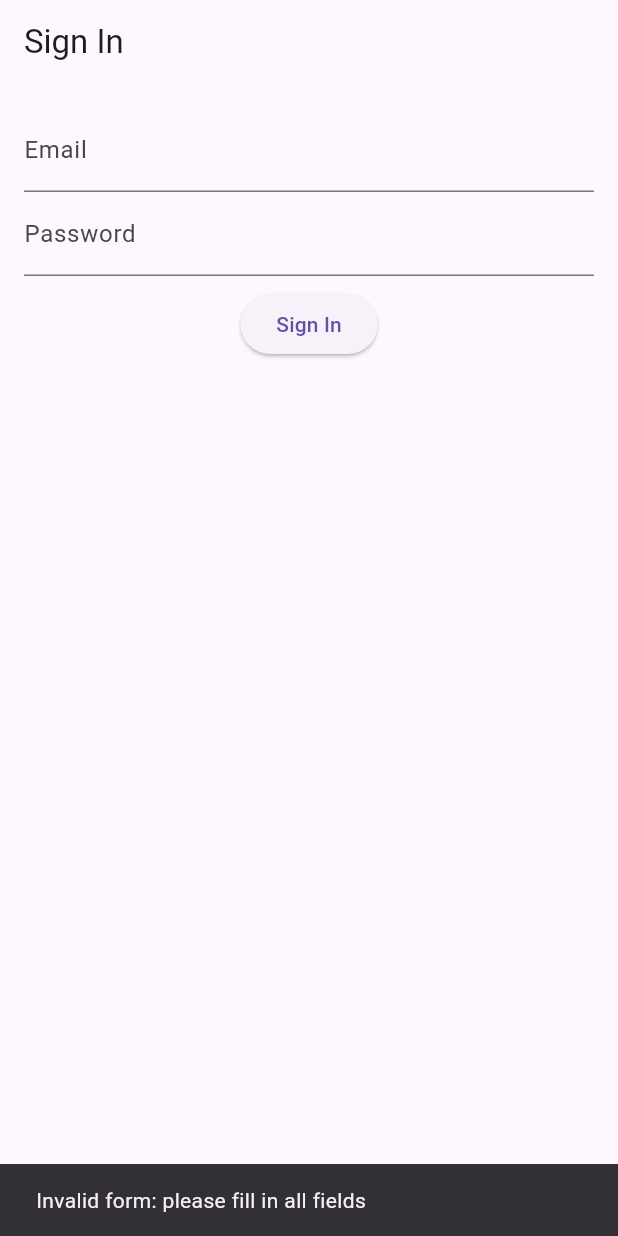
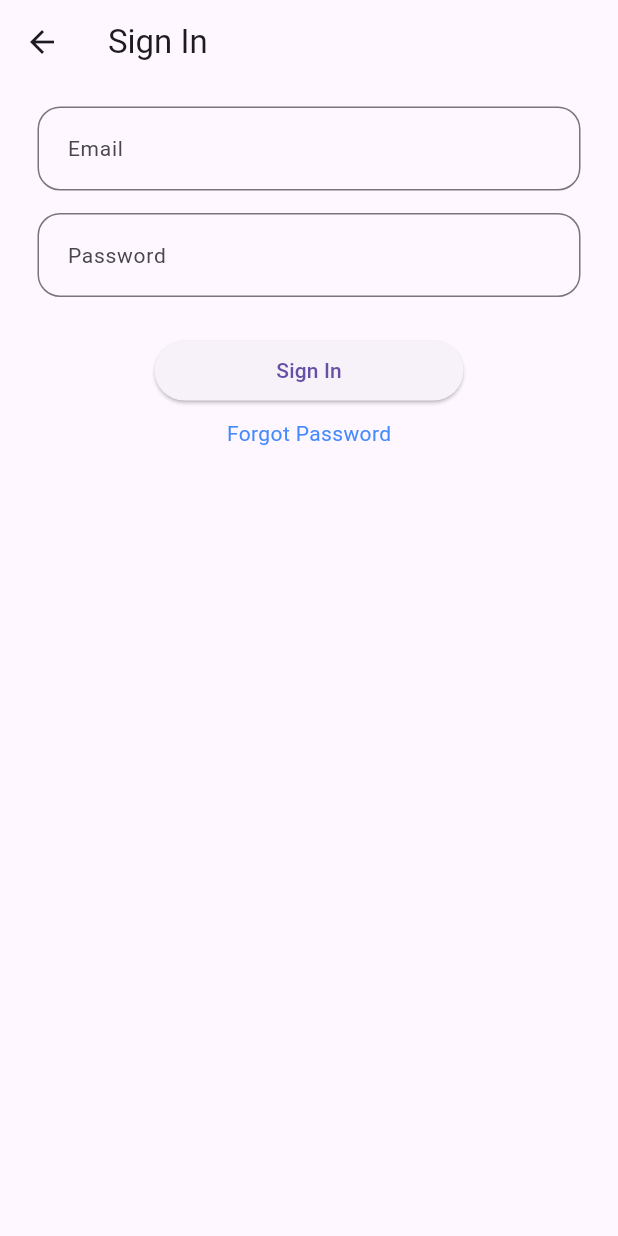
Before and after one commit to launchtec/satesocial-V1.0.0, a Flutter app: the screen it shows after launch, after a tap on "Sign In", on a phone screen of 412 x 824 dp. Run offline on Flutter 3.47's test engine with Material 2 defaults, Android fonts, the phone set to English and light mode, and no system bars; our stand-ins replace bloc, built_value, cloud_firestore, dropdown_button2, equatable, firebase_auth and 4 more; accounts and stored records are empty; generated files the repository leaves out were written again.

Commit message:
Auth part

```diff
--- /dev/null
+++ b/lib/core/route/route_helper.dart
@@ -0,0 +1,22 @@
+import 'package:get/get_navigation/src/routes/get_route.dart';
+import 'package:sate_social/features/auth/presentation/screens/sign_in_screen.dart';
+import 'package:sate_social/features/auth/presentation/screens/welcome_screen.dart';
+
+import '../../features/auth/presentation/screens/sign_up_screen.dart';
+
+class RouteHelper {
+  static const String welcome = '/welcome';
+  static const String signIn = '/sign-in';
+  static const String signUp = '/sign-up';
+
+  static String getWelcomeRoute() => welcome;
+  static String getSignInRoute() => signIn;
+  static String getSignUpRoute() => signUp;
+
+  static List<GetPage> routes = [
+    GetPage(name: welcome, page: () => const WelcomeScreen()),
+    GetPage(name: signIn, page: () => const SignInScreen()),
+    GetPage(name: signUp, page: () => const SignUpScreen()),
+  ];
+
+}
--- /dev/null
+++ b/lib/core/util/app_constants.dart
@@ -0,0 +1,15 @@
+class AppConstants {
+  static const String appName = 'Sate Social';
+  static const double appVersion = 1.0;
+
+  static const List<String> genderList = ['Male', 'Female', 'Non Binary', 'Pronouns'];
+  static const List<String> ethnicityList = ['American Indian', 'White', 'Black', 'Asian',
+    'Hispanic/Latino', 'Pacific Islander', 'No Preference'
+  ];
+  static const List<String> sexualityList = ['Straight', 'Gay', 'Lesbian', 'Bisexual',
+    'Allosexual', 'Androsexual', 'Asexual', 'Autosexual', 'Bicurious', 'Demisexual',
+    'Fluid', 'Graysexual', 'Gynesexual', 'Monosexual', 'Omnisexual', 'Pansexual',
+    'Polysexual', 'Queer', 'Questioning', 'Skoliosexual', 'Spectrasexual', 'Other type out'
+  ];
+  static const List<String> openToConnectToList = ['Romantically', 'Friends/ Activity Partners', 'Professional'];
+}
--- /dev/null
+++ b/lib/core/util/dimensions.dart
@@ -0,0 +1,30 @@
+import 'package:get/get.dart';
+
+class Dimensions {
+  static double fontSizeOverSmall = Get.context!.width >= 1300 ? 10 : 8;
+  static double fontSizeExtraSmall = Get.context!.width >= 1300 ? 12 : 10;
+  static double fontSizeSmall = Get.context!.width >= 1300 ? 14 : 12;
+  static double fontSizeDefault = Get.context!.width >= 1300 ? 16 : 14;
+  static double fontSizeLarge = Get.context!.width >= 1300 ? 18 : 16;
+  static double fontSizeExtraLarge = Get.context!.width >= 1300 ? 20 : 18;
+  static double fontSizeOverLarge = Get.context!.width >= 1300 ? 26 : 24;
+
+  static const double paddingSizeExtraSmall = 5.0;
+  static const double paddingSizeMiddleSmall = 8.0;
+  static const double paddingSizeSmall = 10.0;
+  static const double paddingSizeDefault = 15.0;
+  static const double paddingSizeLarge = 20.0;
+  static const double paddingSizeExtraLarge = 25.0;
+  static const double paddingSizeExtremeLarge = 30.0;
+  static const double paddingSizeOverLarge = 40.0;
+  static const double paddingBigTop = 180.0;
+
+  static const double radiusSmall = 5.0;
+  static const double radiusDefault = 10.0;
+  static const double radiusLarge = 15.0;
+  static const double radiusExtraLarge = 20.0;
+  static const double radiusOverLarge = 25.0;
+
+  static const double webMaxWidth = 1170;
+  static const int messageInputLength = 250;
+}
--- a/lib/features/auth/data/data_sources/auth_remote_data_source.dart
+++ b/lib/features/auth/data/data_sources/auth_remote_data_source.dart
@@ -13,5 +13,9 @@
     required String password,
   });
 
+  Future<bool> recoveryPassword({
+    required String email
+  });
+
   Future<void> signOut();
 }
--- a/lib/features/auth/data/repositories/auth_repository_impl.dart
+++ b/lib/features/auth/data/repositories/auth_repository_impl.dart
@@ -1,3 +1,6 @@
+import 'package:sate_social/core/data/data_sources/firestore_data_source.dart';
+import 'package:sate_social/core/data/models/app_user.dart';
+
 import '../../domain/entities/auth_user.dart';
 import '../../domain/repositories/auth_repository.dart';
 import '../data_sources/auth_local_data_source.dart';
@@ -5,10 +8,12 @@
 
 class AuthRepositoryImpl implements AuthRepository {
   final AuthRemoteDataSource remoteDataSource;
+  final FirestoreDataSource firestoreDataSource;
   final AuthLocalDataSource localDataSource;
 
   const AuthRepositoryImpl({
     required this.remoteDataSource,
+    required this.firestoreDataSource,
     required this.localDataSource,
   });
 
@@ -34,6 +39,7 @@
       email: email,
       password: password,
     );
+    firestoreDataSource.addUser(AppUser(id: authModel.id, name: name, age: age, profilePhotoPath: profilePhotoPath, bio: bio));
 
     localDataSource.write(key: 'user', value: authModel);
 
--- a/lib/features/auth/presentation/screens/sign_in_screen.dart
+++ b/lib/features/auth/presentation/screens/sign_in_screen.dart
@@ -2,6 +2,8 @@
 
 import 'package:flutter/material.dart';
 import 'package:flutter_bloc/flutter_bloc.dart';
+import 'package:get/get.dart';
+import 'package:sate_social/core/util/dimensions.dart';
 
 import '../../domain/repositories/auth_repository.dart';
 import '../../domain/use_cases/sign_in_use_case.dart';
@@ -73,13 +75,18 @@
         },
         builder: (context, state) {
           return Padding(
-            padding: const EdgeInsets.all(16.0),
+            padding: const EdgeInsets.symmetric(vertical: Dimensions.paddingSizeDefault, horizontal: Dimensions.paddingSizeExtraLarge),
             child: Column(
               children: [
                 TextFormField(
                   key: const Key('signIn_emailInput_textField'),
                   decoration: InputDecoration(
-                    labelText: 'Email',
+                    contentPadding: const EdgeInsets.all(16),
+                    hintText: 'Email',
+                    hintStyle: const TextStyle(fontSize: 14),
+                    border: OutlineInputBorder(
+                      borderRadius: BorderRadius.circular(15),
+                    ),
                     errorText: state.emailStatus == EmailStatus.invalid
                         ? 'Invalid email'
                         : null,
@@ -91,11 +98,17 @@
                     });
                   },
                 ),
+                const SizedBox(height: Dimensions.paddingSizeDefault),
                 TextFormField(
                   key: const Key('signIn_passwordInput_textField'),
                   obscureText: true,
                   decoration: InputDecoration(
-                    labelText: 'Password',
+                    contentPadding: const EdgeInsets.all(16),
+                    hintText: 'Password',
+                    hintStyle: const TextStyle(fontSize: 14),
+                    border: OutlineInputBorder(
+                      borderRadius: BorderRadius.circular(15),
+                    ),
                     errorText: state.passwordStatus == PasswordStatus.invalid
                         ? 'Invalid password'
                         : null,
@@ -104,17 +117,26 @@
                     context.read<SignInCubit>().passwordChanged(value);
                   },
                 ),
-                const SizedBox(height: 8.0),
-                ElevatedButton(
+                const SizedBox(height: Dimensions.paddingSizeExtraLarge),
+                Center(
+                    child: SizedBox(
+                        width: context.width / 2,
+                        child: ElevatedButton(
                           key: const Key('signIn_continue_elevatedButton'),
-                  onPressed: context.read<SignInCubit>().state.formStatus ==
+                          onPressed:
+                              context.read<SignInCubit>().state.formStatus ==
                                       FormStatus.submissionInProgress
                                   ? null
                                   : () {
                                       context.read<SignInCubit>().signIn();
                                     },
                           child: const Text('Sign In'),
-                ),
+                        ))),
+                const SizedBox(height: Dimensions.paddingSizeMiddleSmall),
+                InkWell(
+                    child: const Text('Forgot Password',
+                        style: TextStyle(color: Colors.blueAccent)),
+                    onTap: () {})
               ],
             ),
           );
--- /dev/null
+++ b/lib/features/auth/presentation/screens/welcome_screen.dart
@@ -0,0 +1,41 @@
+import 'package:flutter/material.dart';
+import 'package:get/get.dart';
+
+import '../../../../core/route/route_helper.dart';
+import '../../../../core/util/dimensions.dart';
+
+class WelcomeScreen extends StatelessWidget {
+  const WelcomeScreen({super.key});
+
+  @override
+  Widget build(BuildContext context) {
+    return Scaffold(
+        appBar: AppBar(
+          title: const Text('Welcome'),
+        ),
+        body: Center(
+            child:
+                Column(mainAxisAlignment: MainAxisAlignment.start, children: [
+          Image.asset("assets/image/logo.png"),
+          Container(
+              padding: const EdgeInsets.symmetric(
+                  horizontal: Dimensions.paddingSizeExtraLarge),
+              width: double.infinity,
+              child: ElevatedButton(
+                  onPressed: () => Get.toNamed(RouteHelper
+                      .getSignInRoute()),
+                  child: Text('Sign In',
+                      style: TextStyle(fontSize: Dimensions.fontSizeLarge)))),
+          const SizedBox(height: Dimensions.paddingSizeDefault),
+          Container(
+              padding: const EdgeInsets.symmetric(
+                  horizontal: Dimensions.paddingSizeExtraLarge),
+              width: double.infinity,
+              child: ElevatedButton(
+                  onPressed: () => Get.toNamed(RouteHelper
+                      .getSignUpRoute()),
+                  child: Text('Sign Up',
+                      style: TextStyle(fontSize: Dimensions.fontSizeLarge)))),
+        ])));
+  }
+}
--- a/lib/main.dart
+++ b/lib/main.dart
@@ -1,14 +1,18 @@
 import 'package:firebase_core/firebase_core.dart';
 import 'package:flutter/material.dart';
 import 'package:flutter_bloc/flutter_bloc.dart';
+import 'package:get/get.dart';
+import 'package:sate_social/core/data/data_sources/firestore_data_source.dart';
+import 'package:sate_social/features/auth/presentation/screens/welcome_screen.dart';
 
+import 'core/route/route_helper.dart';
+import 'core/util/app_constants.dart';
 import 'features/auth/data/data_sources/auth_local_data_source.dart';
 import 'features/auth/data/data_sources/auth_remote_data_source.dart';
 import 'features/auth/data/data_sources/auth_remote_data_source_firebase.dart';
 import 'features/auth/data/repositories/auth_repository_impl.dart';
 import 'features/auth/domain/entities/auth_user.dart';
 import 'features/auth/domain/repositories/auth_repository.dart';
-import 'features/auth/presentation/screens/sign_in_screen.dart';
 import 'firebase_options.dart';
 
 typedef AppBuilder = Future<Widget> Function();
@@ -24,10 +28,12 @@
         () async {
       AuthLocalDataSource authLocalDataSource = AuthLocalDataSource();
       AuthRemoteDataSource authRemoteDataSource = AuthRemoteDataSourceFirebase();
+      FirestoreDataSource firestoreDataSource = FirestoreDataSource();
 
       AuthRepository authRepository = AuthRepositoryImpl(
         localDataSource: authLocalDataSource,
         remoteDataSource: authRemoteDataSource,
+        firestoreDataSource: firestoreDataSource
       );
 
       return App(
@@ -54,10 +60,14 @@
       providers: [
         RepositoryProvider.value(value: authRepository),
       ],
-      child: MaterialApp(
-        title: 'Sate Social',
+      child: GetMaterialApp(
+        title: AppConstants.appName,
+        debugShowCheckedModeBanner: false,
+        navigatorKey: Get.key,
         theme: ThemeData.light(useMaterial3: true),
-        home: const SignInScreen(),
+        getPages: RouteHelper.routes,
+        initialRoute: RouteHelper.welcome,
+        home: const WelcomeScreen(),
       ),
     );
   }
```
Also changed, not shown: lib/features/auth/data/data_sources/auth_remote_data_source_firebase.dart (+10 -0 lines), lib/features/auth/domain/use_cases/sign_up_use_case.dart (+16 -0 lines), lib/features/auth/presentation/blocks/sign_up/sign_up_cubit.dart (+55 -1 lines), lib/features/auth/presentation/blocks/sign_up/sign_up_state.dart (+35 -0 lines), lib/features/auth/presentation/screens/sign_up_screen.dart (+254 -0 lines), pubspec.yaml (+4 -4 lines), assets/image/logo.png (added), lib/features/auth/presentation/blocks/recovery_pass/recovery_pass_cubit.dart (added), lib/features/auth/presentation/blocks/recovery_pass/recovery_pass_state.dart (added), lib/features/auth/presentation/screens/recovery_pass_screen.dart (added), pubspec.lock, 3 other files. Lines whose indentation alone changed are shown as unchanged.
